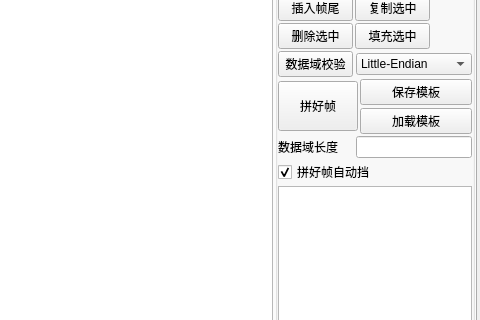
Above: widget.ui from Sadaharuuu/PinHZ before the change; both pictures show x 420 to 900 and y 110 to 430 of the 900 by 700 pixel window. Below: the same form after it.
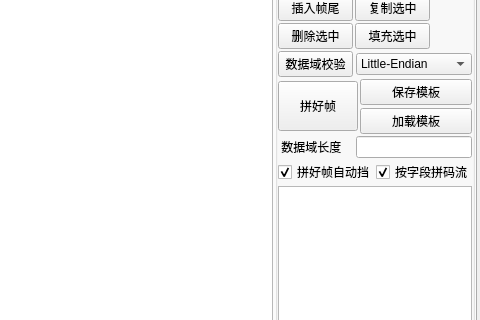
That is the form after the change. Icons and pictures are not drawn.

The edit to the form file:
```diff
--- a/widget.ui
+++ b/widget.ui
@@ -841,7 +841,7 @@
                   </size>
                  </property>
                  <property name="text">
-                  <string>数据域长度</string>
+                  <string> 数据域长度</string>
                  </property>
                 </widget>
                </item>
@@ -861,6 +861,11 @@
               </layout>
              </item>
              <item>
+              <layout class="QHBoxLayout" name="horizontalLayout_19">
+               <property name="spacing">
+                <number>2</number>
+               </property>
+               <item>
               <widget class="QCheckBox" name="check_autoPinHZ">
                <property name="text">
                 <string>拼好帧自动挡</string>
@@ -871,6 +876,18 @@
               </widget>
              </item>
              <item>
+                <widget class="QCheckBox" name="check_fieldPinHZ">
+                 <property name="text">
+                  <string>按字段拼码流</string>
+                 </property>
+                 <property name="checked">
+                  <bool>true</bool>
+                 </property>
+                </widget>
+               </item>
+              </layout>
+             </item>
+             <item>
               <widget class="QPlainTextEdit" name="plainEdit_PinHZ">
                <property name="sizePolicy">
                 <sizepolicy hsizetype="Maximum" vsizetype="Expanding">
```
Left out of the diff: 4 changed lines with no effect on the pictures. Lines whose indentation alone changed are shown as unchanged.
